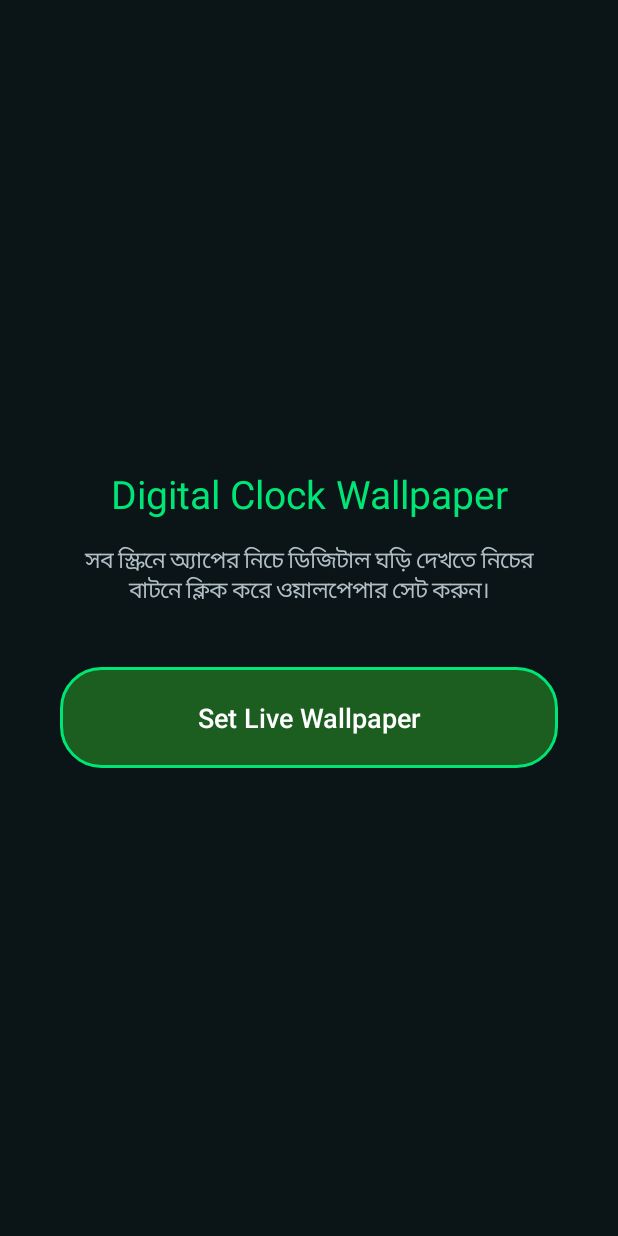
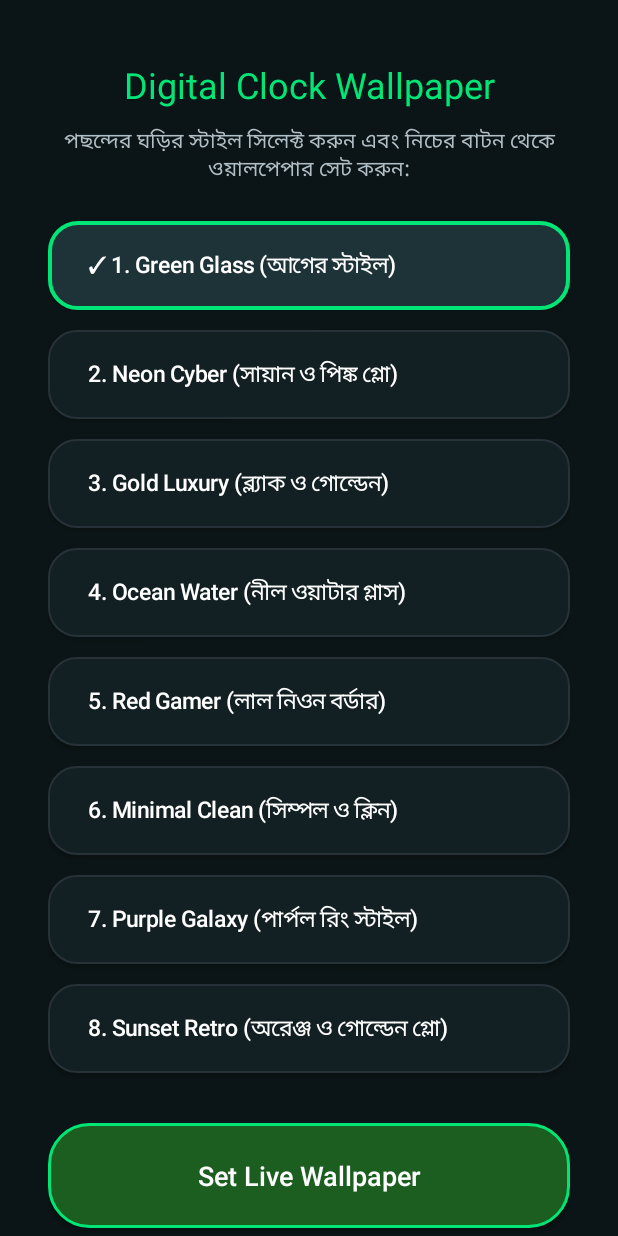
Before and after one commit to yeasinshorts2-prog/ClockWallpaper, an Android app: the screen it shows after launch (MainActivity), on a phone screen of 412 x 824 dp. Run offline under Robolectric (Android 15) with nearby library versions, the phone set to English and light mode, and no system bars.

Commit message:
Update MainActivity.java

```diff
--- a/app/src/main/java/com/clockwallpaper/app/MainActivity.java
+++ b/app/src/main/java/com/clockwallpaper/app/MainActivity.java
@@ -4,51 +4,127 @@ import android.app.Activity;
 import android.app.WallpaperManager;
 import android.content.ComponentName;
 import android.content.Intent;
+import android.content.SharedPreferences;
 import android.graphics.Color;
 import android.graphics.drawable.GradientDrawable;
 import android.os.Bundle;
 import android.view.Gravity;
 import android.widget.Button;
 import android.widget.LinearLayout;
+import android.widget.ScrollView;
 import android.widget.TextView;
+import android.widget.Toast;
 
 public class MainActivity extends Activity {
+
+    private static final String PREFS_NAME = "ClockPrefs";
+    private static final String KEY_STYLE = "clock_style";
+
+    private final String[] styleNames = {
+            "1. Green Glass (আগের স্টাইল)",
+            "2. Neon Cyber (সায়ান ও পিঙ্ক গ্লো)",
+            "3. Gold Luxury (ব্ল্যাক ও গোল্ডেন)",
+            "4. Ocean Water (নীল ওয়াটার গ্লাস)",
+            "5. Red Gamer (লাল নিওন বর্ডার)",
+            "6. Minimal Clean (সিম্পল ও ক্লিন)",
+            "7. Purple Galaxy (পার্পল রিং স্টাইল)",
+            "8. Sunset Retro (অরেঞ্জ ও গোল্ডেন গ্লো)"
+    };
+
+    private final int[] accentColors = {
+            Color.parseColor("#00E676"),
+            Color.parseColor("#00E5FF"),
+            Color.parseColor("#FFD700"),
+            Color.parseColor("#40C4FF"),
+            Color.parseColor("#FF1744"),
+            Color.parseColor("#ECEFF1"),
+            Color.parseColor("#E040FB"),
+            Color.parseColor("#FF9100")
+    };
+
+    private Button[] styleButtons;
 
     @Override
     protected void onCreate(Bundle savedInstanceState) {
         super.onCreate(savedInstanceState);
 
+        SharedPreferences prefs = getSharedPreferences(PREFS_NAME, MODE_PRIVATE);
+        int currentStyle = prefs.getInt(KEY_STYLE, 0);
+
+        ScrollView scrollView = new ScrollView(this);
+        scrollView.setBackgroundColor(Color.parseColor("#0B1416"));
+
         LinearLayout layout = new LinearLayout(this);
         layout.setOrientation(LinearLayout.VERTICAL);
-        layout.setGravity(Gravity.CENTER);
-        layout.setBackgroundColor(Color.parseColor("#0B1416"));
-        layout.setPadding(60, 60, 60, 60);
+        layout.setGravity(Gravity.CENTER_HORIZONTAL);
+        layout.setPadding(48, 60, 48, 80);
 
         TextView title = new TextView(this);
         title.setText("Digital Clock Wallpaper");
         title.setTextColor(Color.parseColor("#00E676"));
-        title.setTextSize(26);
+        title.setTextSize(24);
         title.setGravity(Gravity.CENTER);
 
         TextView subtitle = new TextView(this);
-        subtitle.setText("সব স্ক্রিনে অ্যাপের নিচে ডিজিটাল ঘড়ি দেখতে নিচের বাটনে ক্লিক করে ওয়ালপেপার সেট করুন।");
+        subtitle.setText("পছন্দের ঘড়ির স্টাইল সিলেক্ট করুন এবং নিচের বাটন থেকে ওয়ালপেপার সেট করুন:");
         subtitle.setTextColor(Color.parseColor("#B0BEC5"));
-        subtitle.setTextSize(15);
+        subtitle.setTextSize(14);
         subtitle.setGravity(Gravity.CENTER);
-        subtitle.setPadding(0, 24, 0, 60);
+        subtitle.setPadding(0, 16, 0, 36);
+
+        layout.addView(title);
+        layout.addView(subtitle);
+
+        styleButtons = new Button[styleNames.length];
+
+        for (int i = 0; i < styleNames.length; i++) {
+            final int index = i;
+            Button btn = new Button(this);
+            btn.setText(styleNames[i]);
+            btn.setTextColor(Color.WHITE);
+            btn.setTextSize(15);
+            btn.setAllCaps(false);
+            btn.setGravity(Gravity.START | Gravity.CENTER_VERTICAL);
+            btn.setPadding(40, 28, 40, 28);
+
+            LinearLayout.LayoutParams params = new LinearLayout.LayoutParams(
+                    LinearLayout.LayoutParams.MATCH_PARENT,
+                    LinearLayout.LayoutParams.WRAP_CONTENT
+            );
+            params.setMargins(0, 0, 0, 20);
+            btn.setLayoutParams(params);
+
+            btn.setOnClickListener(v -> {
+                prefs.edit().putInt(KEY_STYLE, index).apply();
+                updateButtonStyles(index);
+                Toast.makeText(MainActivity.this, styleNames[index] + " সিলেক্ট হয়েছে!", Toast.LENGTH_SHORT).show();
+            });
+
+            styleButtons[i] = btn;
+            layout.addView(btn);
+        }
+
+        updateButtonStyles(currentStyle);
 
         Button setBtn = new Button(this);
         setBtn.setText("Set Live Wallpaper");
         setBtn.setTextColor(Color.WHITE);
         setBtn.setTextSize(18);
         setBtn.setAllCaps(false);
-        setBtn.setPadding(60, 32, 60, 32);
+        setBtn.setPadding(60, 34, 60, 34);
 
-        GradientDrawable btnBg = new GradientDrawable();
-        btnBg.setColor(Color.parseColor("#1B5E20"));
-        btnBg.setCornerRadius(40);
-        btnBg.setStroke(3, Color.parseColor("#00E676"));
-        setBtn.setBackground(btnBg);
+        LinearLayout.LayoutParams setParams = new LinearLayout.LayoutParams(
+                LinearLayout.LayoutParams.MATCH_PARENT,
+                LinearLayout.LayoutParams.WRAP_CONTENT
+        );
+        setParams.setMargins(0, 30, 0, 20);
+        setBtn.setLayoutParams(setParams);
+
+        GradientDrawable setBg = new GradientDrawable();
+        setBg.setColor(Color.parseColor("#1B5E20"));
+        setBg.setCornerRadius(40);
+        setBg.setStroke(3, Color.parseColor("#00E676"));
+        setBtn.setBackground(setBg);
 
         setBtn.setOnClickListener(v -> {
             try {
@@ -64,10 +140,25 @@ public class MainActivity extends Activity {
             }
         });
 
-        layout.addView(title);
-        layout.addView(subtitle);
         layout.addView(setBtn);
+        scrollView.addView(layout);
+        setContentView(scrollView);
+    }
 
-        setContentView(layout);
+    private void updateButtonStyles(int selectedIndex) {
+        for (int i = 0; i < styleButtons.length; i++) {
+            GradientDrawable bg = new GradientDrawable();
+            bg.setCornerRadius(28);
+            if (i == selectedIndex) {
+                bg.setColor(Color.parseColor("#1E3338"));
+                bg.setStroke(4, accentColors[i]);
+                styleButtons[i].setText("✓ " + styleNames[i]);
+            } else {
+                bg.setColor(Color.parseColor("#121F23"));
+                bg.setStroke(2, Color.parseColor("#263238"));
+                styleButtons[i].setText(styleNames[i]);
+            }
+            styleButtons[i].setBackground(bg);
+        }
     }
 }
```
